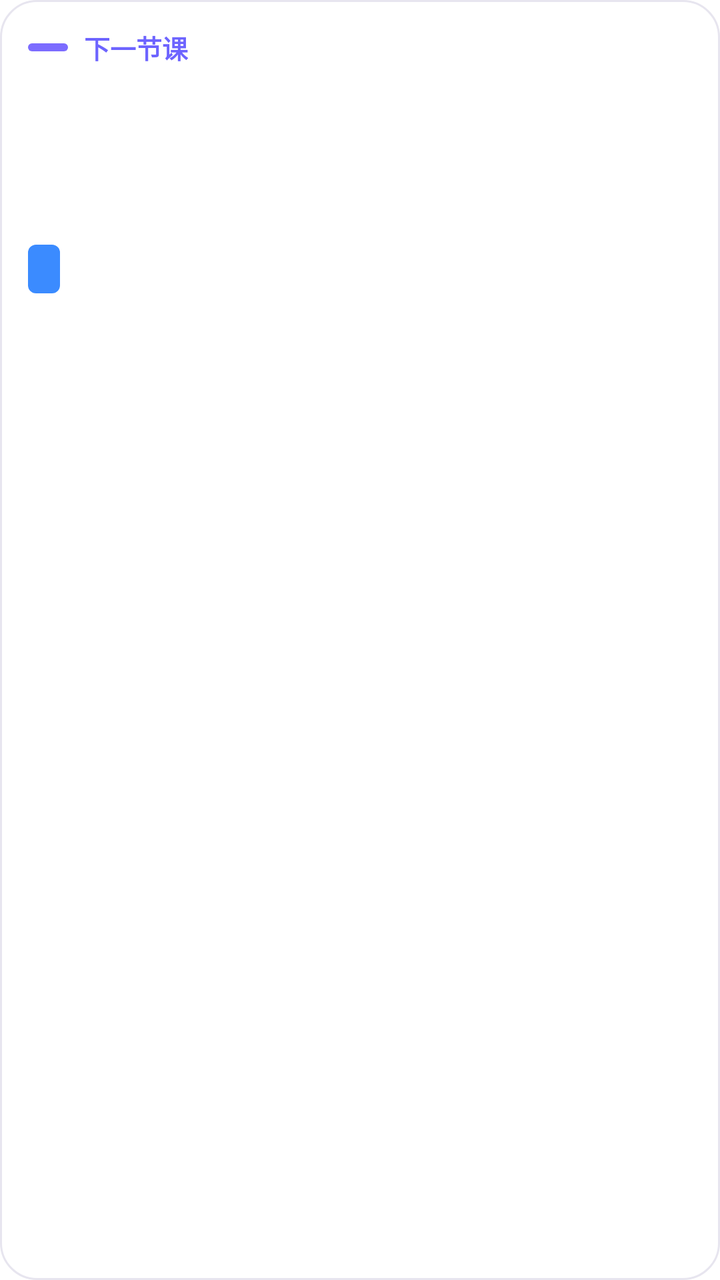
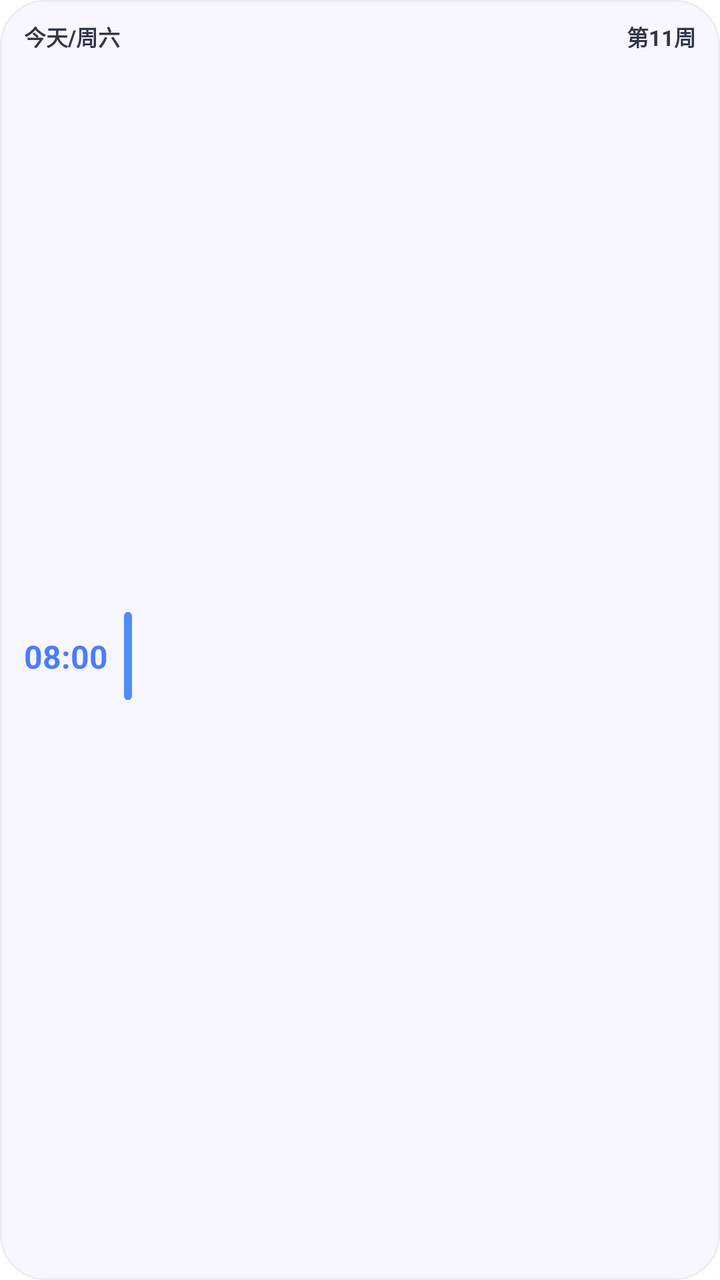

An Android layout rendered at two revisions. The XML below is the earlier revision; the diff shows what the commit changed to produce the second picture.
<!-- AndroidManifest.xml: fallback theme Theme.MaterialComponents.DayNight.NoActionBar -->
<!-- res/layout/widget_small.xml -->
<?xml version="1.0" encoding="utf-8"?>
<LinearLayout xmlns:android="http://schemas.android.com/apk/res/android"
    android:id="@+id/widget_root"
    android:layout_width="match_parent"
    android:layout_height="match_parent"
    android:background="@drawable/widget_panel_bg"
    android:clipToPadding="false"
    android:orientation="vertical"
    android:padding="14dp">

    <LinearLayout
        android:id="@+id/widget_small_empty"
        android:layout_width="match_parent"
        android:layout_height="match_parent"
        android:gravity="center_vertical"
        android:orientation="vertical"
        android:visibility="gone">

        <TextView
            android:id="@+id/widget_small_empty_title"
            android:layout_width="wrap_content"
            android:layout_height="wrap_content"
            android:text="@string/course_widget_empty_title"
            android:textColor="@color/course_widget_primary"
            android:textSize="15sp"
            android:textStyle="bold" />

        <TextView
            android:id="@+id/widget_small_empty_message"
            android:layout_width="match_parent"
            android:layout_height="wrap_content"
            android:layout_marginTop="6dp"
            android:maxLines="2"
            android:ellipsize="end"
            android:text="@string/course_widget_empty_message"
            android:textColor="@color/course_widget_muted"
            android:textSize="12sp" />
    </LinearLayout>

    <LinearLayout
        android:id="@+id/widget_small_content"
        android:layout_width="match_parent"
        android:layout_height="match_parent"
        android:orientation="vertical">

        <LinearLayout
            android:layout_width="match_parent"
            android:layout_height="wrap_content"
            android:gravity="center_vertical"
            android:orientation="horizontal">

            <View
                android:layout_width="20dp"
                android:layout_height="4dp"
                android:background="@drawable/widget_accent_purple" />

            <TextView
                android:id="@+id/widget_small_section"
                android:layout_width="wrap_content"
                android:layout_height="wrap_content"
                android:layout_marginStart="8dp"
                android:text="@string/course_widget_small_title"
                android:textColor="@color/course_widget_primary"
                android:textSize="13sp"
                android:textStyle="bold" />
        </LinearLayout>

        <TextView
            android:id="@+id/widget_small_course_name"
            android:layout_width="match_parent"
            android:layout_height="wrap_content"
            android:layout_marginTop="10dp"
            android:ellipsize="end"
            android:maxLines="1"
            android:textColor="@color/course_widget_secondary"
            android:textSize="18sp"
            android:textStyle="bold" />

        <TextView
            android:id="@+id/widget_small_course_time"
            android:layout_width="match_parent"
            android:layout_height="wrap_content"
            android:layout_marginTop="8dp"
            android:ellipsize="end"
            android:maxLines="1"
            android:textColor="@color/course_widget_muted"
            android:textSize="12sp" />

        <TextView
            android:id="@+id/widget_small_course_room"
            android:layout_width="match_parent"
            android:layout_height="wrap_content"
            android:layout_marginTop="4dp"
            android:ellipsize="end"
            android:maxLines="1"
            android:textColor="@color/course_widget_muted"
            android:textSize="12sp" />

        <TextView
            android:id="@+id/widget_small_course_remaining"
            android:layout_width="wrap_content"
            android:layout_height="wrap_content"
            android:layout_marginTop="10dp"
            android:background="@drawable/widget_accent_blue"
            android:paddingStart="8dp"
            android:paddingTop="4dp"
            android:paddingEnd="8dp"
            android:paddingBottom="4dp"
            android:textColor="@android:color/white"
            android:textSize="12sp"
            android:textStyle="bold" />
    </LinearLayout>
</LinearLayout>
<!-- resources referenced by this layout -->
<resources>
  <color name="course_widget_muted">#7B8092</color>
  <color name="course_widget_primary">#6D64FF</color>
  <color name="course_widget_secondary">#5D6476</color>
  <!-- drawable widget_accent_blue (drawable) -->
  <?xml version="1.0" encoding="utf-8"?>
  <shape xmlns:android="http://schemas.android.com/apk/res/android">
      <solid android:color="#3B8BFF" />
      <corners android:radius="4dp" />
  </shape>
  <!-- drawable widget_accent_purple (drawable) -->
  <?xml version="1.0" encoding="utf-8"?>
  <shape xmlns:android="http://schemas.android.com/apk/res/android">
      <solid android:color="#7C6CFF" />
      <corners android:radius="4dp" />
  </shape>
  <!-- drawable widget_panel_bg (drawable) -->
  <?xml version="1.0" encoding="utf-8"?>
  <shape xmlns:android="http://schemas.android.com/apk/res/android">
      <solid android:color="@color/course_widget_surface" />
      <corners android:radius="18dp" />
      <stroke
          android:width="1dp"
          android:color="@color/course_widget_border" />
  </shape>
  <string name="course_widget_empty_message">请先同步课程数据</string>
  <string name="course_widget_empty_title">暂无课程</string>
  <string name="course_widget_small_title">下一节课</string>
  <color name="course_widget_surface">#FFFFFF</color>
  <color name="course_widget_border">#E7E5EF</color>
</resources>

<!-- the commit's change to res/layout/widget_small.xml (unified diff, before → after) -->
@@ -6,12 +6,47 @@
     android:background="@drawable/widget_panel_bg"
     android:clipToPadding="false"
     android:orientation="vertical"
-    android:padding="14dp">
+    android:paddingStart="12dp"
+    android:paddingTop="10dp"
+    android:paddingEnd="12dp"
+    android:paddingBottom="10dp">
+
+    <LinearLayout
+        android:layout_width="match_parent"
+        android:layout_height="wrap_content"
+        android:gravity="center_vertical"
+        android:orientation="horizontal">
+
+        <TextView
+            android:id="@+id/widget_small_date"
+            android:layout_width="0dp"
+            android:layout_height="wrap_content"
+            android:layout_weight="1"
+            android:ellipsize="end"
+            android:maxLines="1"
+            android:text="今天/周六"
+            android:textColor="@color/course_widget_title"
+            android:textSize="11sp"
+            android:textStyle="bold" />
+
+        <TextView
+            android:id="@+id/widget_small_week"
+            android:layout_width="wrap_content"
+            android:layout_height="wrap_content"
+            android:layout_marginStart="4dp"
+            android:ellipsize="end"
+            android:maxLines="1"
+            android:text="第11周"
+            android:textColor="@color/course_widget_title"
+            android:textSize="11sp"
+            android:textStyle="bold" />
+    </LinearLayout>
 
     <LinearLayout
         android:id="@+id/widget_small_empty"
         android:layout_width="match_parent"
-        android:layout_height="match_parent"
+        android:layout_height="0dp"
+        android:layout_weight="1"
         android:gravity="center_vertical"
         android:orientation="vertical"
         android:visibility="gone">
@@ -21,8 +56,8 @@
             android:layout_width="wrap_content"
             android:layout_height="wrap_content"
             android:text="@string/course_widget_empty_title"
-            android:textColor="@color/course_widget_primary"
-            android:textSize="15sp"
+            android:textColor="@color/course_widget_title"
+            android:textSize="14sp"
             android:textStyle="bold" />
 
         <TextView
@@ -30,84 +65,66 @@
             android:layout_width="match_parent"
             android:layout_height="wrap_content"
             android:layout_marginTop="6dp"
+            android:ellipsize="end"
             android:maxLines="2"
-            android:ellipsize="end"
             android:text="@string/course_widget_empty_message"
             android:textColor="@color/course_widget_muted"
-            android:textSize="12sp" />
+            android:textSize="11sp" />
     </LinearLayout>
 
     <LinearLayout
         android:id="@+id/widget_small_content"
         android:layout_width="match_parent"
-        android:layout_height="match_parent"
-        android:orientation="vertical">
-
-        <LinearLayout
-            android:layout_width="match_parent"
-            android:layout_height="wrap_content"
-            android:gravity="center_vertical"
-            android:orientation="horizontal">
-
-            <View
-                android:layout_width="20dp"
-                android:layout_height="4dp"
-                android:background="@drawable/widget_accent_purple" />
-
-            <TextView
-                android:id="@+id/widget_small_section"
-                android:layout_width="wrap_content"
-                android:layout_height="wrap_content"
-                android:layout_marginStart="8dp"
-                android:text="@string/course_widget_small_title"
-                android:textColor="@color/course_widget_primary"
-                android:textSize="13sp"
-                android:textStyle="bold" />
-        </LinearLayout>
+        android:layout_height="0dp"
+        android:layout_weight="1"
+        android:gravity="center_vertical"
+        android:orientation="horizontal">
 
         <TextView
-            android:id="@+id/widget_small_course_name"
-            android:layout_width="match_parent"
+            android:id="@+id/widget_small_course_start"
+            android:layout_width="46dp"
             android:layout_height="wrap_content"
-            android:layout_marginTop="10dp"
             android:ellipsize="end"
+            android:gravity="center_vertical"
             android:maxLines="1"
-            android:textColor="@color/course_widget_secondary"
-            android:textSize="18sp"
+            android:text="08:00"
+            android:textColor="@color/course_widget_time"
+            android:textSize="16sp"
             android:textStyle="bold" />
 
         <TextView
-            android:id="@+id/widget_small_course_time"
-            android:layout_width="match_parent"
+            android:layout_width="4dp"
+            android:layout_height="44dp"
+            android:layout_marginStart="4dp"
+            android:layout_marginEnd="8dp"
+            android:background="@drawable/widget_course_bar"
+            android:text="" />
+
+        <LinearLayout
+            android:layout_width="0dp"
             android:layout_height="wrap_content"
-            android:layout_marginTop="8dp"
-            android:ellipsize="end"
-            android:maxLines="1"
-            android:textColor="@color/course_widget_muted"
-            android:textSize="12sp" />
+            android:layout_weight="1"
+            android:orientation="vertical">
 
-        <TextView
-            android:id="@+id/widget_small_course_room"
-            android:layout_width="match_parent"
-            android:layout_height="wrap_content"
-            android:layout_marginTop="4dp"
-            android:ellipsize="end"
-            android:maxLines="1"
-            android:textColor="@color/course_widget_muted"
-            android:textSize="12sp" />
+            <TextView
+                android:id="@+id/widget_small_course_name"
+                android:layout_width="match_parent"
+                android:layout_height="wrap_content"
+                android:ellipsize="end"
+                android:maxLines="2"
+                android:textColor="@color/course_widget_title"
+                android:textSize="14sp"
+                android:textStyle="bold" />
 
-        <TextView
-            android:id="@+id/widget_small_course_remaining"
-            android:layout_width="wrap_content"
-            android:layout_height="wrap_content"
-            android:layout_marginTop="10dp"
-            android:background="@drawable/widget_accent_blue"
-            android:paddingStart="8dp"
-            android:paddingTop="4dp"
-            android:paddingEnd="8dp"
-            android:paddingBottom="4dp"
-            android:textColor="@android:color/white"
-            android:textSize="12sp"
-            android:textStyle="bold" />
+            <TextView
+                android:id="@+id/widget_small_course_lesson"
+                android:layout_width="match_parent"
+                android:layout_height="wrap_content"
+                android:layout_marginTop="5dp"
+                android:ellipsize="end"
+                android:maxLines="1"
+                android:textColor="@color/course_widget_muted"
+                android:textSize="11sp" />
+        </LinearLayout>
     </LinearLayout>
 </LinearLayout>
<!-- resource entries referenced after the edit -->
@@ -1,33 +1,26 @@
 <!-- resources referenced by this layout -->
 <resources>
   <color name="course_widget_muted">#7B8092</color>
-  <color name="course_widget_primary">#6D64FF</color>
-  <color name="course_widget_secondary">#5D6476</color>
-  <!-- drawable widget_accent_blue (drawable) -->
+  <color name="course_widget_time">#4A7CFF</color>
+  <color name="course_widget_title">#303549</color>
+  <!-- drawable widget_course_bar (drawable) -->
   <?xml version="1.0" encoding="utf-8"?>
   <shape xmlns:android="http://schemas.android.com/apk/res/android">
-      <solid android:color="#3B8BFF" />
-      <corners android:radius="4dp" />
-  </shape>
-  <!-- drawable widget_accent_purple (drawable) -->
-  <?xml version="1.0" encoding="utf-8"?>
-  <shape xmlns:android="http://schemas.android.com/apk/res/android">
-      <solid android:color="#7C6CFF" />
+      <solid android:color="#4D8BFF" />
       <corners android:radius="4dp" />
   </shape>
   <!-- drawable widget_panel_bg (drawable) -->
   <?xml version="1.0" encoding="utf-8"?>
   <shape xmlns:android="http://schemas.android.com/apk/res/android">
       <solid android:color="@color/course_widget_surface" />
-      <corners android:radius="18dp" />
+      <corners android:radius="22dp" />
       <stroke
           android:width="1dp"
           android:color="@color/course_widget_border" />
   </shape>
   <string name="course_widget_empty_message">请先同步课程数据</string>
   <string name="course_widget_empty_title">暂无课程</string>
-  <string name="course_widget_small_title">下一节课</string>
-  <color name="course_widget_surface">#FFFFFF</color>
-  <color name="course_widget_border">#E7E5EF</color>
+  <color name="course_widget_surface">#F8F6FF</color>
+  <color name="course_widget_border">#EEEAFB</color>
 </resources>
 
